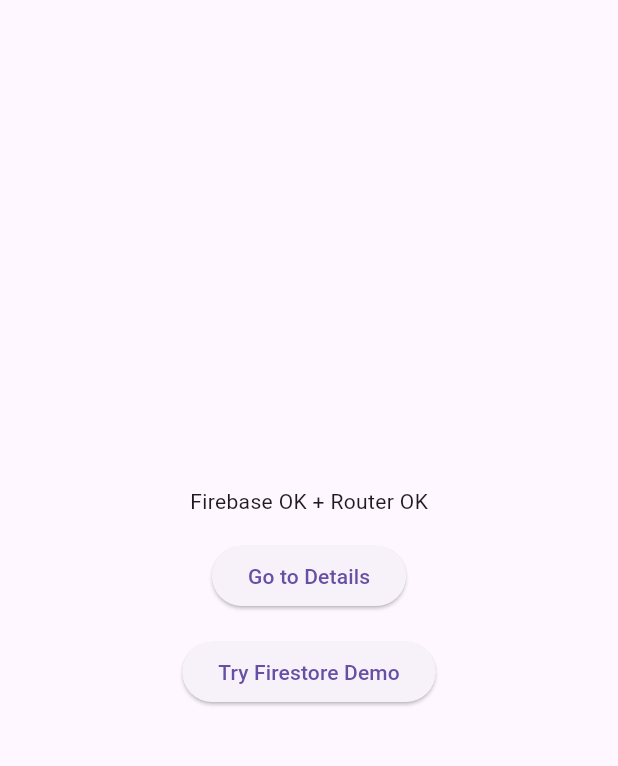
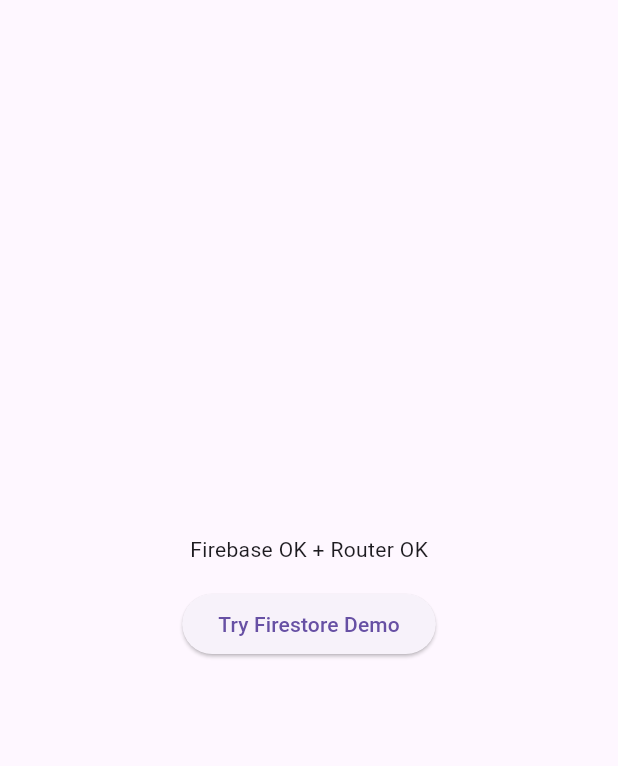
Before and after one commit to eamonmail-cyber/human_rhythms, a Flutter app: the screen it shows after launch, on a phone screen of 412 x 824 dp, the part 63-829 px from its top. Run offline on Flutter 3.47's test engine with Material 3 defaults, Android fonts, the phone set to English and light mode, and no system bars; our stand-ins replace cloud_firestore, firebase_auth, firebase_core, flutter_riverpod, go_router; accounts and stored records are empty; generated files the repository leaves out were written again.

Commit message:
Update main.dart

```diff
--- a/lib/main.dart
+++ b/lib/main.dart
@@ -1,12 +1,11 @@
 import 'package:flutter/material.dart';
 import 'package:firebase_core/firebase_core.dart';
-import 'main/script/firebase_options.dart'; // generated by gen_firebase_options.py
+import 'main/script/firebase_options.dart'; // generated by the script
 import 'package:go_router/go_router.dart';
 import 'package:cloud_firestore/cloud_firestore.dart';
 
 Future<void> main() async {
   WidgetsFlutterBinding.ensureInitialized();
-
   String? initError;
   try {
     await Firebase.initializeApp(
@@ -15,7 +14,6 @@
   } catch (e) {
     initError = e.toString();
   }
-
   runApp(App(initError: initError));
 }
 
@@ -27,7 +25,6 @@
     initialLocation: '/',
     routes: [
       GoRoute(path: '/', builder: (_, __) => const HomeScreen()),
-      GoRoute(path: '/details', builder: (_, __) => const DetailsScreen()),
       GoRoute(path: '/firestore', builder: (_, __) => const FirestoreDemo()),
     ],
   );
@@ -38,9 +35,7 @@
       return MaterialApp(
         debugShowCheckedModeBanner: false,
         home: Scaffold(
-          body: Center(
-            child: Text('Firebase init failed:\n$initError'),
-          ),
+          body: Center(child: Text('Firebase init failed:\n$initError')),
         ),
       );
     }
@@ -65,11 +60,6 @@
             const Text('Firebase OK + Router OK'),
             const SizedBox(height: 16),
             ElevatedButton(
-              onPressed: () => context.go('/details'),
-              child: const Text('Go to Details'),
-            ),
-            const SizedBox(height: 16),
-            ElevatedButton(
               onPressed: () => context.go('/firestore'),
               child: const Text('Try Firestore Demo'),
             ),
@@ -80,20 +70,7 @@
   }
 }
 
-class DetailsScreen extends StatelessWidget {
-  const DetailsScreen({super.key});
-  @override
-  Widget build(BuildContext context) {
-    return Scaffold(
-      appBar: AppBar(title: const Text('Details')),
-      body: const Center(
-        child: Text('This is the details screen.'),
-      ),
-    );
-  }
-}
-
-/// 🔥 Firestore Demo Screen
+/// Tiny Firestore demo (writes to 'demo_messages')
 class FirestoreDemo extends StatefulWidget {
   const FirestoreDemo({super.key});
   @override
@@ -129,9 +106,7 @@
           children: [
             TextField(
               controller: _controller,
-              decoration: const InputDecoration(
-                labelText: 'Enter a message',
-              ),
+              decoration: const InputDecoration(labelText: 'Enter a message'),
             ),
             const SizedBox(height: 12),
             ElevatedButton(
@@ -142,9 +117,7 @@
             Expanded(
               child: ListView.builder(
                 itemCount: _messages.length,
-                itemBuilder: (_, i) => ListTile(
-                  title: Text(_messages[i]),
-                ),
+                itemBuilder: (_, i) => ListTile(title: Text(_messages[i])),
               ),
             ),
           ],
```
